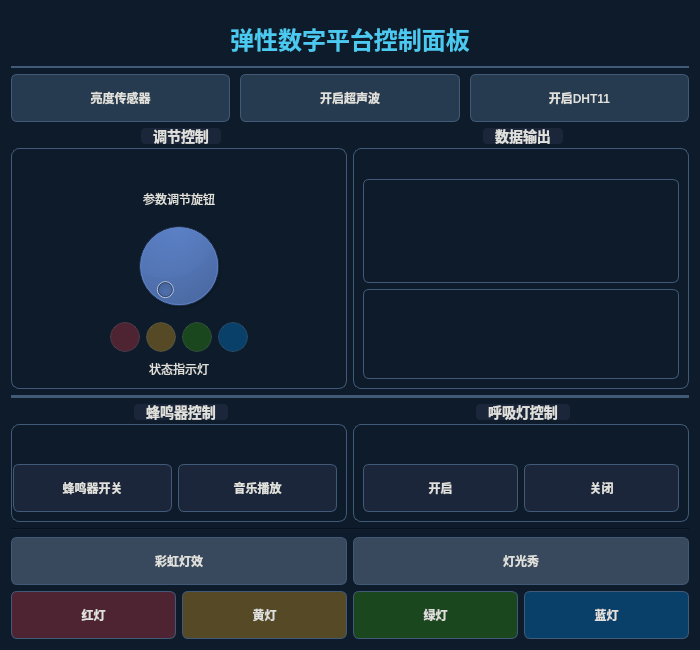
Before: the Qt Designer form mainwindow.ui in VidocQAQ/yihui, drawn with Qt 5.
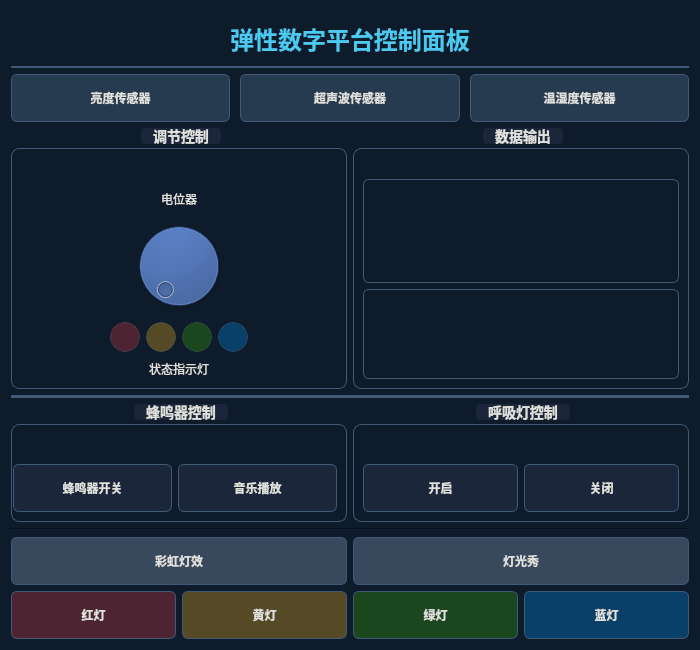
After: the same form once the commit is applied. Icons and pictures are not drawn.

```diff
--- a/mainwindow.ui
+++ b/mainwindow.ui
@@ -223,7 +223,7 @@
      <item>
       <widget class="QPushButton" name="btnUltrasonic">
        <property name="text">
-        <string>开启超声波</string>
+        <string>超声波传感器</string>
        </property>
        <property name="icon">
         <iconset>
@@ -240,7 +240,7 @@
      <item>
       <widget class="QPushButton" name="btnDht11">
        <property name="text">
-        <string>开启DHT11</string>
+        <string>温湿度传感器</string>
        </property>
        <property name="icon">
         <iconset>
@@ -302,7 +302,7 @@
       <item>
        <widget class="QLabel" name="label">
         <property name="text">
-         <string>参数调节旋钮</string>
+         <string>电位器</string>
         </property>
         <property name="alignment">
          <set>Qt::AlignCenter</set>
```
Left out of the diff: 10 changed lines with no effect on the pictures.
